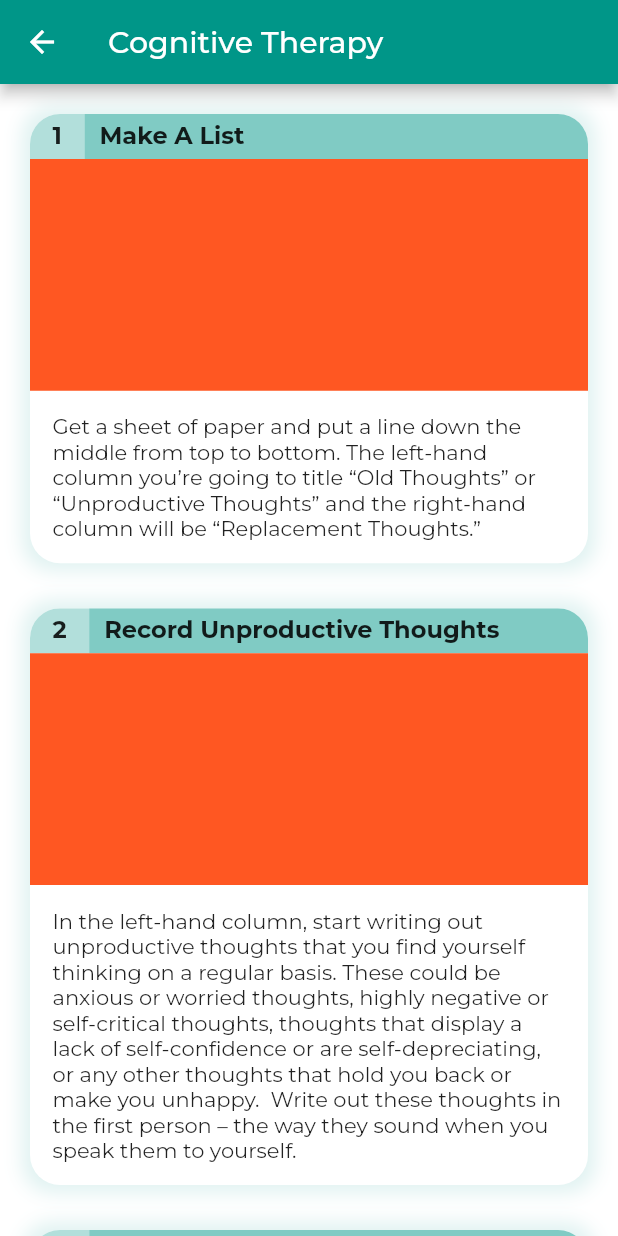
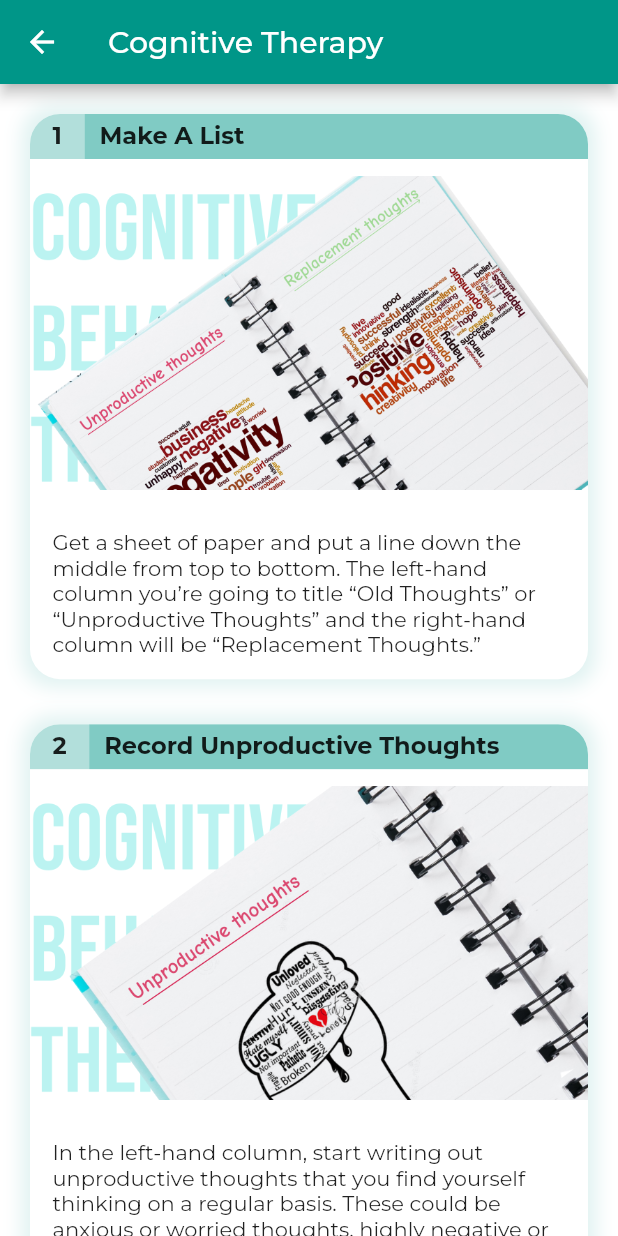
Before and after one commit to SIH-Team-Epione/Flutter-app-Epione, a Flutter app: the CBTScreen screen opened by its route, on a phone screen of 412 x 824 dp. Run offline on Flutter 3.47's test engine with Material 2 defaults, Android fonts, the phone set to English and light mode, and no system bars; our stand-ins replace flutter_svg, get, google_fonts; missing offline and left inert: flutter_email_sender, maps_launcher; project files that could hold a hidden picture were left out.

Commit message:
Images added, everything fine now.

```diff
--- a/lib/screens/cbt_screen.dart
+++ b/lib/screens/cbt_screen.dart
@@ -78,9 +78,9 @@ Widget _buildCBTRow(int index, BuildContext context) {
             ],
           ),
           Container(
-            height: ((MediaQuery.of(context).size.width) / 16.0) * 6.0,
+            height: ((MediaQuery.of(context).size.width) / 16.0) * 9.0,
             width: MediaQuery.of(context).size.width,
-            decoration: BoxDecoration(color: Colors.deepOrange),
+            child: Image.asset('assets/images/cbt/Frame${index+1}.png'),
           ),
           Container(
             padding: EdgeInsets.all(15.0),
--- a/pubspec.yaml
+++ b/pubspec.yaml
@@ -57,7 +57,9 @@ flutter:
   assets:
     - assets/icons/
     - assets/images/
+    - assets/images/cbt/
     - assets/svg/
+    - assets/images/doctors/
   #   - images/a_dot_ham.jpeg
 
   # An image asset can refer to one or more resolution-specific "variants", see
```
Also changed, not shown: assets/images/cbt/Frame1.png (added), assets/images/cbt/Frame2.png (added), assets/images/cbt/Frame3.png (added).
